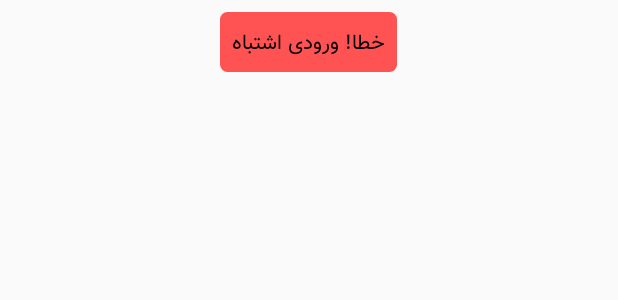
After one commit to valiamin21/Percentage, an Android app: the layout layout_error_toast.xml on its own in the app's theme, with its tools: preview values and no code run, on a phone screen of 412 x 824 dp. The commit adds this screen. Shown: the top 300 px of the screen. Run offline under Robolectric (Android 15) with nearby library versions, the phone set to English and light mode, and no system bars.

Commit message:
adding showErrorToast() method in Utilities class

```diff
--- a/app/src/main/java/ir/proglovving/percentage/Utilities.java
+++ b/app/src/main/java/ir/proglovving/percentage/Utilities.java
@@ -3,9 +3,14 @@ package ir.proglovving.percentage;
 import android.app.Activity;
 import android.content.Context;
 import android.graphics.Typeface;
+import android.view.LayoutInflater;
 import android.view.View;
 import android.view.ViewGroup;
 import android.widget.TextView;
+import android.widget.Toast;
+
+import androidx.annotation.StringRes;
+import androidx.core.content.ContextCompat;
 
 public class Utilities {
 
@@ -24,4 +29,22 @@ public class Utilities {
     public static Typeface getAppTypeface(Context context){
         return ((MyApplication)context.getApplicationContext()).getAppTypeface();
     }
+
+    public static void showErrorToast(Context context, String message, int length){
+        Toast appToast = new Toast(context);
+
+        appToast.setView(LayoutInflater.from(context).inflate(R.layout.layout_error_toast, null));
+        TextView appToastTextView = appToast.getView().findViewById(R.id.txt_message);
+        appToast.setDuration(length);
+        appToastTextView.setText(message);
+            appToastTextView.setBackgroundColor(ContextCompat.getColor(context, R.color.error_toast_background));
+
+        appToast.show();
+    }
+
+    public static void showErrorToast(Context context, @StringRes int message, int length) {
+        showErrorToast(context,context.getString(message),length);
+    }
+
+
 }
--- /dev/null
+++ b/app/src/main/res/layout/layout_error_toast.xml
@@ -0,0 +1,25 @@
+<?xml version="1.0" encoding="utf-8"?>
+<androidx.cardview.widget.CardView xmlns:android="http://schemas.android.com/apk/res/android"
+    xmlns:app="http://schemas.android.com/apk/res-auto"
+    xmlns:tools="http://schemas.android.com/tools"
+    android:layout_width="wrap_content"
+    android:layout_height="wrap_content"
+    android:layout_marginHorizontal="@dimen/table_horizontal_margin"
+    android:layout_marginVertical="@dimen/standard_margin"
+    app:cardCornerRadius="@dimen/app_radius"
+    app:cardElevation="0dp"
+    android:layout_gravity="center_horizontal">
+
+    <ir.proglovving.percentage.CusTextView
+        android:id="@+id/txt_message"
+        android:layout_width="wrap_content"
+        android:layout_height="match_parent"
+        android:background="@color/error_toast_background"
+        android:gravity="center"
+        android:padding="@dimen/standard_margin"
+        android:textAlignment="center"
+        android:textColor="@color/primaryTextColor"
+        android:textSize="@dimen/normal_font_size"
+        tools:text="خطا! ورودی اشتباه" />
+
+</androidx.cardview.widget.CardView>
--- a/app/src/main/res/values/colors.xml
+++ b/app/src/main/res/values/colors.xml
@@ -12,4 +12,6 @@
     <color name="all_questions_numPicker_background">#00BCD4</color>
     <color name="right_questions_numPicker_background">#cfff95</color>
     <color name="wrong_questions_numPicker_background">#E91E63</color>
+
+    <color name="error_toast_background">#FF5252</color>
 </resources>
--- a/app/src/main/res/values/dimens.xml
+++ b/app/src/main/res/values/dimens.xml
@@ -14,4 +14,7 @@
 
     <dimen name="app_button_radius">5dp</dimen>
     <dimen name="percent_text_radius">15dp</dimen>
+    <dimen name="app_radius">5dp</dimen>
+
+    <dimen name="table_horizontal_margin">40dp</dimen>
 </resources>
```
